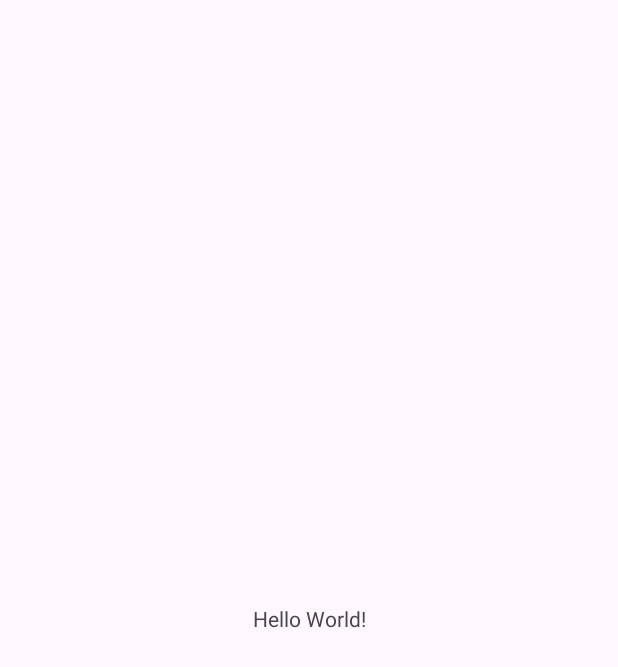
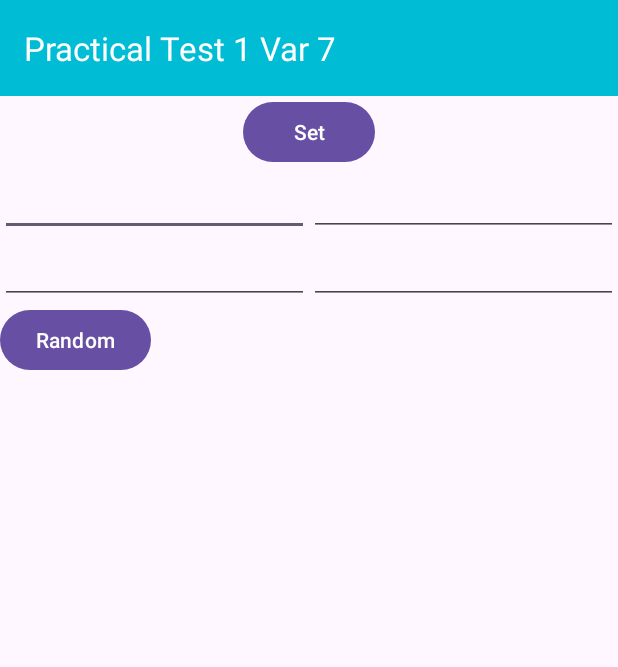
Before and after one commit to IonutBoraciu/PracticalTest01Var07, an Android app: the screen it shows after launch (MainActivity), on a phone screen of 412 x 824 dp. Before the commit the part shown is almost empty. Shown: the top 667 px of the screen. Run offline under Robolectric (Android 15) with nearby library versions, the phone set to English and light mode, and no system bars.

Commit message:
Solved first 2 exercices

```diff
--- a/app/src/main/java/com/example/practicaltest01var07/MainActivity.kt
+++ b/app/src/main/java/com/example/practicaltest01var07/MainActivity.kt
@@ -1,6 +1,8 @@
 package com.example.practicaltest01var07
 
 import android.os.Bundle
+import android.view.View
+import android.widget.EditText
 import androidx.activity.enableEdgeToEdge
 import androidx.appcompat.app.AppCompatActivity
 import androidx.core.view.ViewCompat
@@ -16,5 +18,39 @@ class MainActivity : AppCompatActivity() {
             v.setPadding(systemBars.left, systemBars.top, systemBars.right, systemBars.bottom)
             insets
         }
+
+        val toggleButton = ButtonClickListener()
+
+        val buttons = listOf(
+            R.id.random
+        )
+
+        for (id in buttons) {
+            findViewById<View>(id).setOnClickListener(toggleButton)
+        }
+    }
+
+    inner class ButtonClickListener : android.view.View.OnClickListener {
+        override fun onClick(v: View?) {
+            if (v == null) return
+
+            if(v.id == R.id.random) {
+                var left_1 = findViewById<EditText>(R.id.left_1)
+                var left_2 = findViewById<EditText>(R.id.left_2)
+                var right_1 = findViewById<EditText>(R.id.right_1)
+                var right_2 = findViewById<EditText>(R.id.right_2)
+                var random_num = (0..10).random()
+
+                if(left_1.text.toString() == "") {
+                    left_1.setText(random_num.toString())
+                } else if(right_1.text.toString() == "") {
+                    right_1.setText(random_num.toString())
+                } else if(left_2.text.toString() == "") {
+                    left_2.setText(random_num.toString())
+                } else if(right_2.text.toString() == "") {
+                    right_2.setText(random_num.toString())
+                }
+            }
+        }
     }
 }
--- a/app/src/main/res/layout/activity_main.xml
+++ b/app/src/main/res/layout/activity_main.xml
@@ -7,13 +7,93 @@
     android:layout_height="match_parent"
     tools:context=".MainActivity">
 
-    <TextView
-        android:layout_width="wrap_content"
+    <LinearLayout
+        android:layout_width="match_parent"
         android:layout_height="wrap_content"
-        android:text="Hello World!"
-        app:layout_constraintBottom_toBottomOf="parent"
+        android:orientation="vertical"
+        >
+
+    <androidx.appcompat.widget.Toolbar
+        android:id="@+id/my_toolbar"
+        android:layout_width="match_parent"
+        android:layout_height="?attr/actionBarSize"
+        android:background="@color/blue"
+        app:title="Practical Test 1 Var 7"
+        app:titleTextColor="@android:color/white"
+        app:layout_constraintTop_toTopOf="parent"
+        app:layout_constraintStart_toStartOf="parent"
         app:layout_constraintEnd_toEndOf="parent"
-        app:layout_constraintStart_toStartOf="parent"
-        app:layout_constraintTop_toTopOf="parent" />
+        />
 
+        <Button
+            android:id="@+id/second_act"
+            android:layout_width="wrap_content"
+            android:layout_height="wrap_content"
+            android:text="Set"
+            android:layout_gravity="center_horizontal"
+            />
+
+        <LinearLayout
+            android:layout_width="match_parent"
+            android:layout_height="wrap_content"
+            android:orientation="horizontal"
+
+            >
+
+            <EditText
+                android:id="@+id/left_1"
+                android:layout_width="wrap_content"
+                android:layout_height="wrap_content"
+                android:text=""
+                android:layout_gravity="start"
+                android:layout_weight="1"
+                />
+
+
+            <EditText
+                android:id="@+id/right_1"
+                android:layout_width="wrap_content"
+                android:layout_height="wrap_content"
+                android:text=""
+                android:layout_gravity="end"
+                android:layout_weight="1"
+                />
+        </LinearLayout>
+
+        <LinearLayout
+            android:layout_width="match_parent"
+            android:layout_height="wrap_content"
+            android:orientation="horizontal"
+
+            >
+
+            <EditText
+                android:id="@+id/left_2"
+                android:layout_width="wrap_content"
+                android:layout_height="wrap_content"
+                android:text=""
+                android:layout_gravity="start"
+                android:layout_weight="1"
+                />
+
+
+            <EditText
+                android:id="@+id/right_2"
+                android:layout_width="wrap_content"
+                android:layout_height="wrap_content"
+                android:text=""
+                android:layout_gravity="end"
+                android:layout_weight="1"
+                />
+        </LinearLayout>
+
+        <Button
+            android:id="@+id/random"
+            android:layout_width="wrap_content"
+            android:layout_height="wrap_content"
+            android:text="Random"
+            android:layout_gravity="start"
+            />
+
+    </LinearLayout>
 </androidx.constraintlayout.widget.ConstraintLayout>
--- a/app/src/main/res/values/colors.xml
+++ b/app/src/main/res/values/colors.xml
@@ -2,4 +2,5 @@
 <resources>
     <color name="black">#FF000000</color>
     <color name="white">#FFFFFFFF</color>
+    <color name="blue">#00BCD4</color>
 </resources>
```
